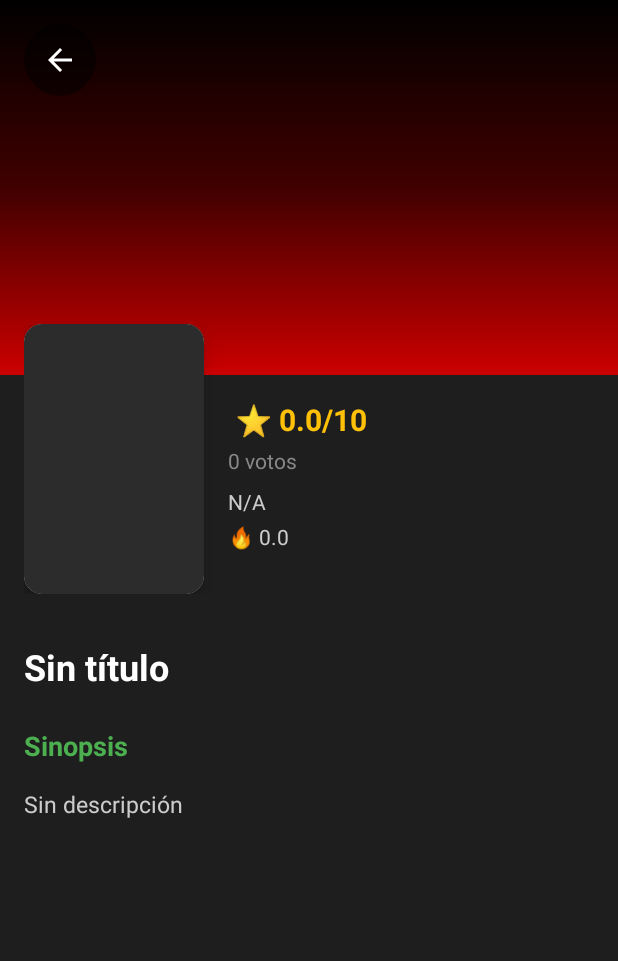
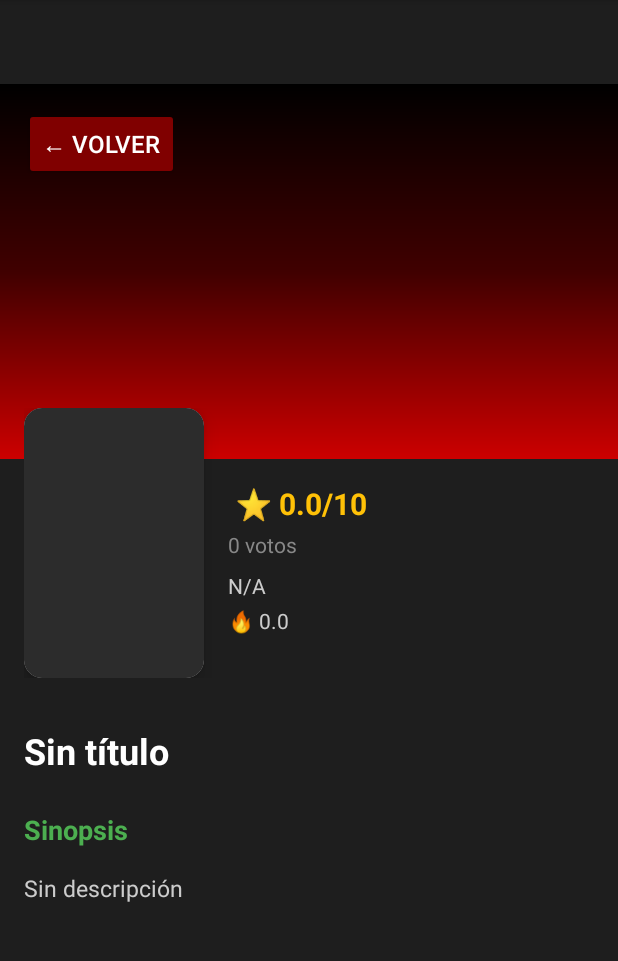
Before and after one commit to Alex-Vicente11/MovieDB, an Android app built with Jetpack Compose: the MovieDetailsActivity screen opened directly, with no data from a screen before it, on a phone screen of 412 x 824 dp, the part 84-1045 px from its top. Run offline under Robolectric (Android 15) with nearby library versions, the phone set to English and light mode, and no system bars; network calls fail; pictures from the network do not load.

Commit message:
fix: Reemplazar el botón de 'regresar' de ImageView por un botón visible
- Añadir el texto "← Volver" para mayor claridad.
- Mejorar la accesibilidad y la retroalimentación de los usuarios.
- Asignar padding superior de la vista del ActionBar para mejor
  visibilidad

```diff
--- a/app/src/main/java/com/example/apptest/data/ui/MovieDetailsActivity.kt
+++ b/app/src/main/java/com/example/apptest/data/ui/MovieDetailsActivity.kt
@@ -1,6 +1,7 @@
 package com.example.apptest.data.ui
 
 import android.os.Bundle
+import android.widget.Button
 import android.widget.ImageView
 import android.widget.TextView
 import androidx.appcompat.app.AppCompatActivity
@@ -30,7 +31,7 @@ class MovieDetailsActivity: AppCompatActivity() {
     private lateinit var tvRelease: TextView
     private lateinit var tvPopularity: TextView
     private lateinit var tvOverview: TextView
-    private lateinit var btnBack: ImageView
+    private lateinit var btnBack: Button
 
     override fun onCreate(savedInstanceState: Bundle?) {
         super.onCreate(savedInstanceState)
--- a/app/src/main/res/layout/activity_main.xml
+++ b/app/src/main/res/layout/activity_main.xml
@@ -5,7 +5,8 @@
     android:layout_height="match_parent"
     android:orientation="vertical"
     android:background="#1E1E1E"
-    tools:context=".MainActivity">
+    tools:context=".MainActivity"
+    android:paddingTop="?attr/actionBarSize">
 
     <!-- Header -->
     <LinearLayout
@@ -13,7 +14,9 @@
         android:layout_height="wrap_content"
         android:orientation="vertical"
         android:padding="16dp"
-        android:background="#2C2C2C">
+        android:layout_marginTop="4dp"
+        android:background="#2C2C2C"
+        >
 
         <TextView
             android:layout_width="match_parent"
--- a/app/src/main/res/layout/activity_movie_details.xml
+++ b/app/src/main/res/layout/activity_movie_details.xml
@@ -3,7 +3,8 @@
     android:layout_width="match_parent"
     android:layout_height="match_parent"
     xmlns:app="http://schemas.android.com/apk/res-auto"
-    android:background="#1E1E1E">
+    android:background="#1E1E1E"
+    android:paddingTop="?attr/actionBarSize">
 
     <androidx.constraintlayout.widget.ConstraintLayout
         android:layout_width="match_parent"
@@ -33,17 +34,17 @@
             app:layout_constraintEnd_toEndOf="@id/ivBackdrop"/>
 
         <!-- Botón regresar -->
-        <ImageView
-            android:layout_width="48dp"
-            android:layout_height="48dp"
+        <Button
             android:id="@+id/btnBack"
+            android:layout_width="wrap_content"
+            android:layout_height="wrap_content"
+            android:text="← Volver"
+            android:textColor="#FFFFFF"
+            android:textSize="16sp"
+            android:backgroundTint="#800000"
             android:layout_margin="16dp"
-            android:padding="12dp"
-            android:src="@drawable/ic_arrow_back"
-            android:background="@drawable/bg_back_button"
-            android:contentDescription="Back"
             app:layout_constraintTop_toTopOf="parent"
-            app:layout_constraintStart_toStartOf="parent"/>
+            app:layout_constraintStart_toStartOf="parent" />
 
         <!-- Container de poster y info básica -->
         <LinearLayout
@@ -180,3 +181,19 @@
     </androidx.constraintlayout.widget.ConstraintLayout>
 
 </ScrollView>
+
+<!-- <com.google.android.material.button.MaterialButton
+            android:id="@+id/btnBack"
+            android:layout_width="wrap_content"
+            android:layout_height="wrap_content"
+            android:text="Volver"
+            android:textColor="#FFFFFF"
+            app:icon="@drawable/ic_arrow_back"
+            app:iconTint="#FFFFFF"
+            app:iconGravity="textStart"
+            android:backgroundTint="#800000"
+            android:layout_margin="16dp"
+            app:cornerRadius="24dp"
+            app:elevation="8dp"
+            app:layout_constraintTop_toTopOf="parent"
+            app:layout_constraintStart_toStartOf="parent" /> -->
```
